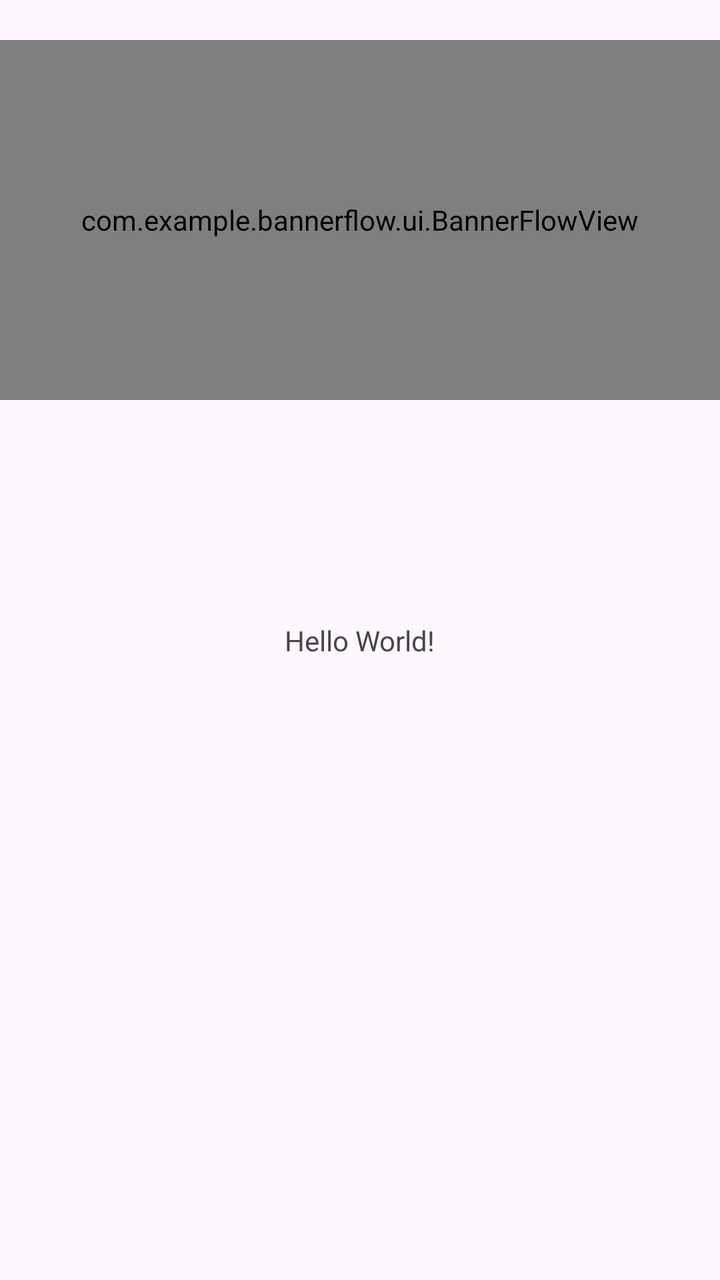
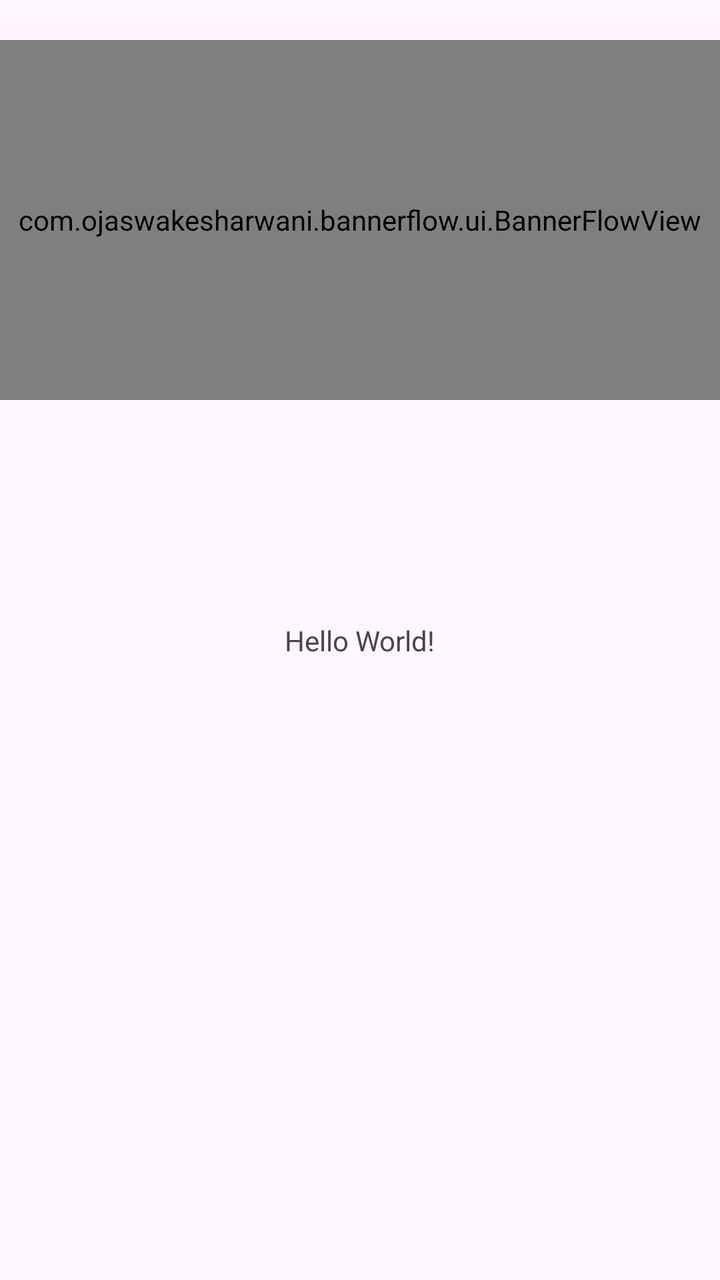

An Android layout rendered at two revisions. The XML below is the earlier revision; the diff shows what the commit changed to produce the second picture.
<!-- AndroidManifest.xml: application theme Theme.BannerLibrary -->
<!-- res/layout/activity_main.xml -->
<?xml version="1.0" encoding="utf-8"?>
<androidx.constraintlayout.widget.ConstraintLayout xmlns:android="http://schemas.android.com/apk/res/android"
    xmlns:app="http://schemas.android.com/apk/res-auto"
    xmlns:tools="http://schemas.android.com/tools"
    android:id="@+id/main"
    android:layout_width="match_parent"
    android:layout_height="match_parent"
    tools:context=".MainActivity">

    <TextView
        android:layout_width="wrap_content"
        android:layout_height="wrap_content"
        android:text="Hello World!"
        app:layout_constraintBottom_toBottomOf="parent"
        app:layout_constraintEnd_toEndOf="parent"
        app:layout_constraintStart_toStartOf="parent"
        app:layout_constraintTop_toTopOf="parent" />

    <com.example.bannerflow.ui.BannerFlowView
        android:id="@+id/banner"
        android:layout_width="0dp"
        android:layout_height="180dp"
        android:layout_marginTop="20dp"
        app:layout_constraintTop_toTopOf="parent"
        app:layout_constraintStart_toStartOf="parent"
        app:layout_constraintEnd_toEndOf="parent"/>

</androidx.constraintlayout.widget.ConstraintLayout>
<!-- resources referenced by this layout -->
<resources>
  <style name="Theme.BannerLibrary" parent="Base.Theme.BannerLibrary" />
  <style name="Base.Theme.BannerLibrary" parent="Theme.Material3.DayNight.NoActionBar">
          
          
      </style>
</resources>

<!-- the commit's change to res/layout/activity_main.xml (unified diff, before → after) -->
@@ -16,13 +16,14 @@
         app:layout_constraintStart_toStartOf="parent"
         app:layout_constraintTop_toTopOf="parent" />
 
-    <com.example.bannerflow.ui.BannerFlowView
+    <com.ojaswakesharwani.bannerflow.ui.BannerFlowView
         android:id="@+id/banner"
-        android:layout_width="0dp"
+        android:layout_width="match_parent"
         android:layout_height="180dp"
         android:layout_marginTop="20dp"
         app:layout_constraintTop_toTopOf="parent"
         app:layout_constraintStart_toStartOf="parent"
-        app:layout_constraintEnd_toEndOf="parent"/>
+        app:layout_constraintEnd_toEndOf="parent"
+        tools:ignore="ExtraText" />
 
 </androidx.constraintlayout.widget.ConstraintLayout>
